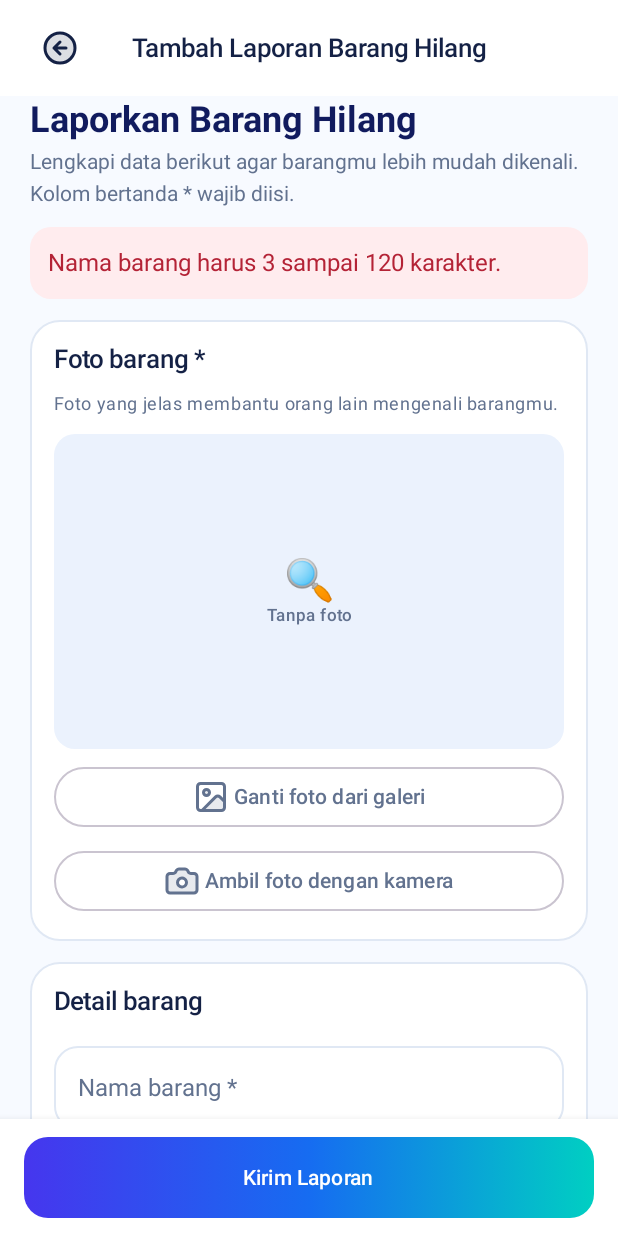
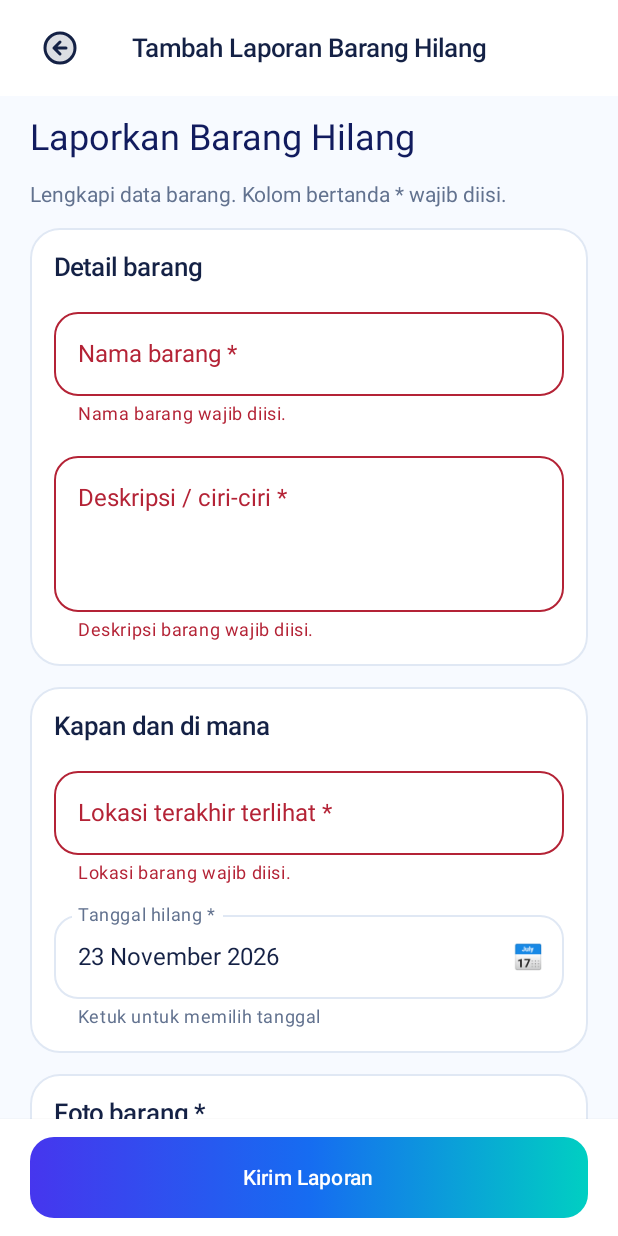
Before and after one commit to rrrafaa/TemuBarang, an Android app built with Jetpack Compose: the composable LostItemFormScreen called with empty values, after a tap on "Kirim Laporan", on a phone screen of 412 x 824 dp. Run offline under Robolectric (Android 15) with nearby library versions, the phone set to English and light mode, and no system bars; pictures from the network do not load; 1 statement that could not run was skipped.

Commit message:
fix(lost): preserve form draft, restore camera preview, validate fields and move photo to bottom

```diff
--- a/app/src/main/java/com/example/temubarang/features/lost/ui/screen/LostItemFormScreen.kt
+++ b/app/src/main/java/com/example/temubarang/features/lost/ui/screen/LostItemFormScreen.kt
@@ -1,258 +1,180 @@
 package com.example.temubarang.features.lost.ui.screen
 
-import android.content.ClipData
-import android.content.Context
-import android.content.Intent
 import android.net.Uri
-import androidx.activity.compose.rememberLauncherForActivityResult
-import androidx.activity.result.contract.ActivityResultContracts
 import androidx.compose.foundation.background
-import androidx.compose.foundation.layout.Arrangement
-import androidx.compose.foundation.layout.Column
-import androidx.compose.foundation.layout.Spacer
-import androidx.compose.foundation.layout.fillMaxSize
-import androidx.compose.foundation.layout.fillMaxWidth
-import androidx.compose.foundation.layout.height
-import androidx.compose.foundation.layout.imePadding
-import androidx.compose.foundation.layout.padding
-import androidx.compose.foundation.layout.navigationBarsPadding
+import androidx.compose.foundation.layout.*
 import androidx.compose.foundation.rememberScrollState
 import androidx.compose.foundation.verticalScroll
+import androidx.compose.material3.CircularProgressIndicator
 import androidx.compose.material3.MaterialTheme
 import androidx.compose.material3.Surface
 import androidx.compose.material3.Text
-import androidx.compose.material3.TextButton
-import androidx.compose.runtime.Composable
-import androidx.compose.runtime.LaunchedEffect
-import androidx.compose.runtime.collectAsState
-import androidx.compose.runtime.getValue
-import androidx.compose.runtime.mutableStateOf
-import androidx.compose.runtime.remember
+import androidx.compose.runtime.*
 import androidx.compose.runtime.saveable.rememberSaveable
-import androidx.compose.runtime.setValue
 import androidx.compose.ui.Modifier
-import androidx.compose.ui.platform.LocalContext
-import androidx.compose.ui.text.font.FontWeight
 import androidx.compose.ui.text.input.ImeAction
 import androidx.compose.ui.unit.dp
-import com.example.temubarang.features.found.ui.camera.CameraPhotoUri
 import com.example.temubarang.features.lost.model.LostItem
 import com.example.temubarang.features.lost.ui.component.DatePickerField
 import com.example.temubarang.features.lost.ui.component.FormSection
 import com.example.temubarang.features.lost.ui.component.FormTextField
 import com.example.temubarang.features.lost.ui.component.LostMessage
 import com.example.temubarang.features.lost.ui.component.PhotoUploadField
+import com.example.temubarang.features.lost.viewmodel.LostDraftViewModel
 import com.example.temubarang.features.lost.viewmodel.LostItemsViewModel
+import com.example.temubarang.ui.component.AppPage
+import com.example.temubarang.ui.component.AppValidationAnchor
 import com.example.temubarang.ui.component.GradientPrimaryButton
-import com.example.temubarang.ui.component.AppPage
 import com.example.temubarang.ui.theme.BrandBackground
 import com.example.temubarang.ui.theme.BrandMuted
 import com.example.temubarang.ui.theme.BrandNavy
-import java.time.LocalDate
+import com.example.temubarang.ui.validation.ReportValidation
 
-/**
- * Form tambah dan edit laporan. itemId == null berarti membuat laporan baru.
- * Form hanya menampung input dan memanggil aksi. Validasi dan Supabase ada di ViewModel.
- */
+/** Draft berada pada Activity-scoped SavedStateHandle agar tidak hilang saat kamera/galeri aktif. */
 @Composable
 fun LostItemFormScreen(
     viewModel: LostItemsViewModel,
     itemId: String?,
+    draftViewModel: LostDraftViewModel,
+    onLaunchCamera: () -> Unit,
+    onLaunchGallery: () -> Unit,
     onBack: () -> Unit,
     onSaved: () -> Unit
 ) {
     val state by viewModel.uiState.collectAsState()
     val item = state.items.firstOrNull { it.id == itemId }
-
-    // Setelah proses dipulihkan, daftar bisa kosong. Muat ulang agar data edit tersedia.
-    LaunchedEffect(itemId) { if (itemId != null && item == null) viewModel.refresh() }
-
+    LaunchedEffect(itemId) {
+        if (itemId != null && item == null) viewModel.refresh()
+    }
     if (itemId != null && item == null) {
         AppPage("Edit Laporan Barang Hilang", onBack = onBack) {
-            Column(Modifier.fillMaxSize().padding(20.dp),
-                verticalArrangement = Arrangement.spacedBy(12.dp)) {
-                Text(if (state.isLoading) "Memuat laporan..." else "Laporan tidak ditemukan.")
+            Column(Modifier.fillMaxSize().padding(20.dp)) {
+                if (state.isLoading) CircularProgressIndicator()
+                else Text("Laporan tidak ditemukan. Muat ulang daftar lalu coba lagi.")
+                LostMessage(state.error)
             }
         }
-    } else {
-        LostItemFormContent(viewModel, itemId, item, onBack, onSaved)
+        return
     }
+    LaunchedEffect(itemId, item?.id) { draftViewModel.prepare(itemId, item) }
+    LostItemFormContent(
+        viewModel = viewModel, draftViewModel = draftViewModel, itemId = itemId, item = item,
+        onLaunchCamera = onLaunchCamera, onLaunchGallery = onLaunchGallery,
+        onBack = onBack, onSaved = onSaved
+    )
 }
 
 @Composable
 private fun LostItemFormContent(
     viewModel: LostItemsViewModel,
+    draftViewModel: LostDraftViewModel,
     itemId: String?,
     item: LostItem?,
+    onLaunchCamera: () -> Unit,
+    onLaunchGallery: () -> Unit,
     onBack: () -> Unit,
     onSaved: () -> Unit
 ) {
     val state by viewModel.uiState.collectAsState()
-    val context = LocalContext.current
+    val title by draftViewModel.title.collectAsState()
+    val description by draftViewModel.description.collectAsState()
+    val location by draftViewModel.location.collectAsState()
+    val lostAt by draftViewModel.lostAt.collectAsState()
+    val photoUri by draftViewModel.photoUri.collectAsState()
+    val pendingCamera by draftViewModel.pendingCameraUri.collectAsState()
+    val photoMessage by draftViewModel.photoMessage.collectAsState()
+    val previewUrl = photoUri ?: viewModel.photoUrl(item?.imagePath)
+    val hasPhoto = !previewUrl.isNullOrBlank()
+    val busy = state.isSaving || pendingCamera != null
     val editing = itemId != null
 
-    var title by rememberSaveable(item?.id) { mutableStateOf(item?.title.orEmpty()) }
-    var description by rememberSaveable(item?.id) { mutableStateOf(item?.description.orEmpty()) }
-    var location by rememberSaveable(item?.id) { mutableStateOf(item?.lastSeenLocation.orEmpty()) }
-    var lostAt by rememberSaveable(item?.id) {
-        mutableStateOf(item?.lostAt ?: LocalDate.now().toString())
+    var errors by remember { mutableStateOf<Map<String, String>>(emptyMap()) }
+    var firstError by remember { mutableStateOf<String?>(null) }
+    var submitVersion by rememberSaveable { mutableIntStateOf(0) }
+    fun clearError(key: String) { errors = errors - key }
+
+    AppPage(
+        title = if (editing) "Edit Laporan Barang Hilang" else "Tambah Laporan Barang Hilang",
+        onBack = onBack, enabled = !busy
+    ) {
+        Column(Modifier.fillMaxSize().background(BrandBackground)
+            .imePadding().navigationBarsPadding()) {
+            Column(
+                modifier = Modifier.weight(1f).verticalScroll(rememberScrollState())
+                    .padding(horizontal = 20.dp, vertical = 12.dp),
+                verticalArrangement = Arrangement.spacedBy(14.dp)
+            ) {
+                Text(if (editing) "Edit Laporan" else "Laporkan Barang Hilang",
+                    style = MaterialTheme.typography.headlineSmall, color = BrandNavy)
+                Text("Lengkapi data barang. Kolom bertanda * wajib diisi.",
+                    style = MaterialTheme.typography.bodyMedium, color = BrandMuted)
+                LostMessage(state.error)
+
+                FormSection("Detail barang") {
+                    FormTextField(value = title,
+                        onValueChange = { draftViewModel.changeTitle(it); clearError("title") },
+                        label = "Nama barang *", hint = "${title.trim().length}/120 karakter",
+                        enabled = !busy, singleLine = true, errorText = errors["title"],
+                        isFirstError = firstError == "title", submitVersion = submitVersion)
+                    FormTextField(value = description,
+                        onValueChange = { draftViewModel.changeDescription(it); clearError("description") },
+                        label = "Deskripsi / ciri-ciri *",
+                        hint = "Warna, merek, ciri khusus (minimal 10 karakter)",
+                        enabled = !busy, minLines = 3, errorText = errors["description"],
+                        isFirstError = firstError == "description", submitVersion = submitVersion)
                 }
-    var photoUri by rememberSaveable { mutableStateOf<String?>(null) }
-    var pendingCamera by rememberSaveable { mutableStateOf<String?>(null) }
-    var photoMessage by rememberSaveable { mutableStateOf<String?>(null) }
-    var attemptedSubmit by rememberSaveable { mutableStateOf(false) }
-
-    // Saat edit, foto lama tetap dipakai kecuali pengguna memilih foto pengganti.
-    val previewUrl = photoUri ?: viewModel.photoUrl(item?.imagePath)
-    val hasPhoto = previewUrl != null
-
-    // Sebagian aplikasi kamera butuh izin URI eksplisit untuk menulis ke FileProvider.
-    val cameraContract = remember {
-        object : ActivityResultContracts.TakePicture() {
-            override fun createIntent(context: Context, input: Uri): Intent =
-                super.createIntent(context, input).apply {
-                    clipData = ClipData.newRawUri("Foto TemuBarang", input)
-                    addFlags(
-                        Intent.FLAG_GRANT_WRITE_URI_PERMISSION or
-                                Intent.FLAG_GRANT_READ_URI_PERMISSION
+                FormSection("Kapan dan di mana") {
+                    FormTextField(value = location,
+                        onValueChange = { draftViewModel.changeLocation(it); clearError("location") },
+                        label = "Lokasi terakhir terlihat *",
+                        hint = "Contoh: Kantin Fakultas Ilmu Komputer",
+                        enabled = !busy, singleLine = true, imeAction = ImeAction.Done,
+                        errorText = errors["location"],
+                        isFirstError = firstError == "location", submitVersion = submitVersion)
+                    AppValidationAnchor(firstError == "date", submitVersion) {
+                        DatePickerField(label = "Tanggal hilang *", value = lostAt,
+                            onValueChange = { draftViewModel.changeLostAt(it); clearError("date") },
+                            enabled = !busy, errorText = errors["date"])
+                    }
+                }
+                FormSection("Foto barang *", "Foto jelas membantu orang mengenali barangmu.") {
+                    AppValidationAnchor(firstError == "photo", submitVersion) {
+                        PhotoUploadField(
+                            previewUrl = previewUrl,
+                            showError = errors["photo"] != null,
+                            enabled = !busy,
+                            message = photoMessage,
+                            onPickFile = onLaunchGallery,
+                            onTakePhoto = onLaunchCamera,
+                            onRemove = if (photoUri != null) ({ draftViewModel.clearPhoto() }) else null
                         )
                     }
                 }
             }
-    val cameraLauncher = rememberLauncherForActivityResult(cameraContract) { success ->
-        val uri = pendingCamera?.let(Uri::parse)
-        if (success && uri != null && CameraPhotoUri.hasPhoto(context, uri)) {
-            photoUri = uri.toString()
-            photoMessage = null
-        } else {
-            photoMessage = "Foto tidak berhasil disimpan atau pengambilan dibatalkan."
-        }
-        pendingCamera = null
-    }
-    val filePickerLauncher = rememberLauncherForActivityResult(
-        ActivityResultContracts.GetContent()
-    ) { uri ->
-        if (uri != null) {
-            photoUri = uri.toString()
-            photoMessage = null
-        } else {
-            photoMessage = "Pemilihan foto dibatalkan."
-        }
-    }
-
-    val busy = state.isSaving || pendingCamera != null
-
-    AppPage(
-        title = if (editing) "Edit Laporan Barang Hilang" else "Tambah Laporan Barang Hilang",
-        onBack = onBack, enabled = !state.isSaving
-    ) {
-        Column(
-            modifier = Modifier.fillMaxSize().background(BrandBackground)
-                .imePadding().navigationBarsPadding()
-        ) {
-        Column(
-            modifier = Modifier
-                .weight(1f)
-                .verticalScroll(rememberScrollState())
-                .padding(horizontal = 20.dp),
-            verticalArrangement = Arrangement.spacedBy(14.dp)
-        ) {
-            Column(verticalArrangement = Arrangement.spacedBy(4.dp)) {
-                Text(
-                    if (editing) "Edit Laporan" else "Laporkan Barang Hilang",
-                    style = MaterialTheme.typography.headlineSmall,
-                    fontWeight = FontWeight.Bold,
-                    color = BrandNavy
-                )
-                Text(
-                    "Lengkapi data berikut agar barangmu lebih mudah dikenali. " +
-                            "Kolom bertanda * wajib diisi.",
-                    style = MaterialTheme.typography.bodyMedium,
-                    color = BrandMuted
-                )
-            }
-
-            LostMessage(state.error)
-
-            FormSection(
-                title = "Foto barang *",
-                subtitle = "Foto yang jelas membantu orang lain mengenali barangmu."
-            ) {
-                PhotoUploadField(
-                    previewUrl = previewUrl,
-                    showError = attemptedSubmit && !hasPhoto,
-                    enabled = !busy,
-                    message = photoMessage,
-                    onPickFile = { filePickerLauncher.launch("image/*") },
-                    onTakePhoto = {
-                        try {
-                            val destination = CameraPhotoUri.create(context)
-                            pendingCamera = destination.toString()
-                            cameraLauncher.launch(destination)
-                        } catch (e: Exception) {
-                            pendingCamera = null
-                            photoMessage = "Kamera tidak dapat dibuka. Coba unggah dari file."
-                        }
-                    },
-                    onRemove = if (photoUri != null) ({ photoUri = null }) else null
-                )
-            }
-
-            FormSection(title = "Detail barang") {
-                FormTextField(
-                    value = title,
-                    onValueChange = { title = it },
-                    label = "Nama barang *",
-                    hint = "${title.trim().length}/120 karakter",
-                    enabled = !state.isSaving,
-                    singleLine = true
-                )
-                FormTextField(
-                    value = description,
-                    onValueChange = { description = it },
-                    label = "Deskripsi / ciri-ciri *",
-                    hint = "Warna, merek, ciri khusus. Minimal 10 karakter (${description.trim().length})",
-                    enabled = !state.isSaving,
-                    minLines = 3
-                )
-            }
-
-            FormSection(title = "Kapan dan di mana") {
-                FormTextField(
-                    value = location,
-                    onValueChange = { location = it },
-                    label = "Lokasi terakhir terlihat *",
-                    hint = "Contoh: Kantin Fakultas Ilmu Komputer",
-                    enabled = !state.isSaving,
-                    singleLine = true,
-                    imeAction = ImeAction.Done
-                )
-                DatePickerField(
-                    label = "Tanggal hilang *",
-                    value = lostAt,
-                    onValueChange = { lostAt = it },
-                    enabled = !state.isSaving
-                )
-            }
-            Spacer(Modifier.height(4.dp))
-        }
-
-        // Tombol aksi tetap terlihat di bawah layar saat formulir di-scroll.
-        Surface(color = MaterialTheme.colorScheme.surface, shadowElevation = 8.dp) {
+            Surface(color = MaterialTheme.colorScheme.surface, shadowElevation = 2.dp) {
                 GradientPrimaryButton(
                     text = if (editing) "Simpan Perubahan" else "Kirim Laporan",
-                enabled = !busy,
-                loading = state.isSaving,
-                modifier = Modifier.padding(horizontal = 16.dp, vertical = 12.dp),
+                    enabled = !busy, loading = state.isSaving,
+                    modifier = Modifier.padding(horizontal = 20.dp, vertical = 12.dp),
                     onClick = {
-                    attemptedSubmit = true
+                        val foundErrors = ReportValidation.lost(
+                            title, description, location, lostAt, hasPhoto
+                        )
+                        errors = foundErrors
+                        firstError = foundErrors.keys.firstOrNull()
+                        if (foundErrors.isNotEmpty()) {
+                            submitVersion++
+                        } else {
                             viewModel.clearMessages()
-                    if (hasPhoto) {
-                        val newPhoto = photoUri?.let(Uri::parse)
-                        if (itemId != null) {
-                            viewModel.update(itemId, title, description, location, lostAt, newPhoto, onSaved)
+                            val success: () -> Unit = {
+                                draftViewModel.clearAfterSuccess()
+                                onSaved()
+                            }
+                            val selectedPhoto = photoUri?.let(Uri::parse)
+                            if (itemId == null) {
+                                viewModel.create(title, description, location, lostAt, selectedPhoto, success)
                             } else {
-                            viewModel.create(title, description, location, lostAt, newPhoto, onSaved)
+                                viewModel.update(itemId, title, description, location, lostAt, selectedPhoto, success)
                             }
                         }
                     }
```
Lines whose indentation alone changed are shown as unchanged.
